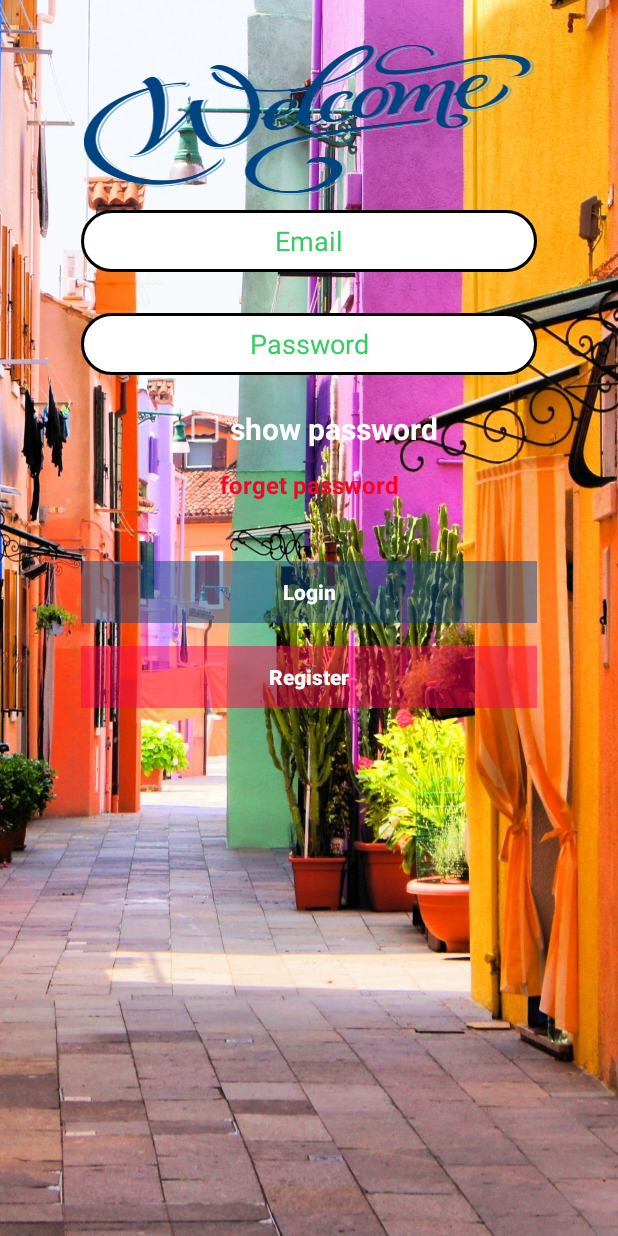
After one commit to EldersCode/BuildingsRent, an Android app: the layout activity_login.xml on its own in the app's theme, with its tools: preview values and no code run, on a phone screen of 412 x 824 dp. The commit adds this screen. Run offline under Robolectric (Android 15) with nearby library versions, the phone set to English and light mode, and no system bars.

Commit message:
Login bl email w elpassword done w el register m3 redirect to el gmail

```diff
--- a/app/src/main/java/com/project/buildingsrent/SplashScreen.java
+++ b/app/src/main/java/com/project/buildingsrent/SplashScreen.java
@@ -8,7 +8,7 @@ import android.os.Handler;
 public class SplashScreen extends Activity {
 
     // Splash screen timer
-    private static int SPLASH_TIME_OUT = 500;
+    private static int SPLASH_TIME_OUT = 1000;
 
     @Override
     protected void onCreate(Bundle savedInstanceState) {
@@ -26,7 +26,7 @@ public class SplashScreen extends Activity {
             public void run() {
                 // This method will be executed once the timer is over
                 // Start your app main activity
-                Intent i = new Intent(SplashScreen.this, MapsActivity.class);
+                Intent i = new Intent(SplashScreen.this, LoginActivity.class);
                 startActivity(i);
 
                 // close this activity
--- /dev/null
+++ b/app/src/main/res/drawable/login_edittext.xml
@@ -0,0 +1,16 @@
+<?xml version="1.0" encoding="utf-8"?>
+<shape xmlns:android="http://schemas.android.com/apk/res/android"
+    android:shape="rectangle"
+    >
+
+    <corners
+        android:radius="30dp"
+        />
+    <stroke
+        android:width="2dp"
+        />
+    <solid
+        android:color="@android:color/white"
+        />
+
+</shape>
--- /dev/null
+++ b/app/src/main/res/layout/activity_login.xml
@@ -0,0 +1,214 @@
+<?xml version="1.0" encoding="utf-8"?>
+<LinearLayout
+    xmlns:android="http://schemas.android.com/apk/res/android"
+    xmlns:app="http://schemas.android.com/apk/res-auto"
+    xmlns:tools="http://schemas.android.com/tools"
+    android:layout_width="match_parent"
+    android:layout_height="match_parent"
+    android:orientation="vertical"
+    android:id="@+id/login_screen_id"
+    android:background="@drawable/colorfulbuildings"
+    tools:context="com.project.buildingsrent.LoginActivity">
+
+    <ImageView
+        android:id="@+id/imgLogo"
+        android:layout_marginTop="30dp"
+        android:layout_width="300dp"
+        android:layout_height="100dp"
+        android:layout_gravity="center"
+        android:background="@drawable/welcomepng"/>
+
+    <LinearLayout
+        android:layout_width="match_parent"
+        android:layout_height="wrap_content"
+        android:id="@+id/login_id"
+        android:orientation="vertical"
+        android:layout_marginTop="10dp"
+        >
+
+        <EditText
+            android:background="@drawable/login_edittext"
+            android:id="@+id/Username"
+            android:layout_width="304dp"
+            android:layout_height="41dp"
+            android:layout_gravity="center"
+            android:gravity="center"
+            android:inputType="text"
+            android:hint="Email"
+            android:layout_centerHorizontal="true"
+            android:textColorHint="@color/colorAccent"
+            android:layout_above="@+id/Password"
+            android:layout_marginBottom="12dp"
+            android:textColor="@android:color/black"
+            />
+        <EditText
+            android:background="@drawable/login_edittext"
+            android:id="@+id/Password"
+            android:layout_width="304dp"
+            android:layout_height="41dp"
+            android:layout_gravity="center"
+            android:gravity="center"
+            android:hint="Password"
+            android:inputType="textPassword"
+            android:textColorHint="@color/colorAccent"
+            android:layout_marginTop="15dp"
+            android:layout_centerVertical="true"
+            android:layout_alignStart="@+id/Username"
+            android:textColor="@android:color/black"
+            />
+
+
+        <CheckBox
+            android:layout_width="wrap_content"
+            android:layout_height="wrap_content"
+            android:id="@+id/showPassCheck"
+            android:text="@string/show_password"
+            android:gravity="center"
+            android:textStyle="bold"
+            android:textSize="20sp"
+            android:textColor="#ffffff"
+            android:layout_gravity="center"
+            android:layout_marginTop="20dp"
+            />
+
+        <TextView
+            android:layout_width="match_parent"
+            android:layout_height="wrap_content"
+            android:layout_marginTop="10dp"
+            android:text="@string/forgetPassword"
+            android:gravity="center"
+            android:textSize="16dp"
+            android:textStyle="bold"
+            android:textColor="#ff0026"
+            android:id="@+id/forgetPass_textView"
+            />
+
+        <Button
+            android:id="@+id/button"
+            style="@style/Widget.AppCompat.Button.Borderless.Colored"
+            android:layout_width="304dp"
+            android:layout_height="41dp"
+            android:layout_gravity="center"
+            android:layout_marginTop="40dp"
+            android:background="#7c104781"
+            android:gravity="center"
+            android:text="@string/login_btn"
+            android:textAllCaps="false"
+            android:layout_centerHorizontal="true"
+            android:textColor="#fcfcfc"
+            android:textStyle="bold"
+            android:layout_below="@+id/Password"
+            />
+
+        <Button
+            android:id="@+id/Register"
+            style="@style/Widget.AppCompat.Button.Borderless.Colored"
+            android:layout_width="304dp"
+            android:layout_height="41dp"
+            android:layout_gravity="center"
+            android:layout_marginTop="15dp"
+            android:background="#7cff004f"
+            android:gravity="center"
+            android:text="@string/register_btn"
+            android:textAllCaps="false"
+            android:textColor="#fcfcfc"
+            android:textStyle="bold"
+            />
+
+    </LinearLayout>
+
+    <LinearLayout
+        android:layout_marginTop="30dp"
+        android:gravity="center"
+        android:layout_width="match_parent"
+        android:layout_height="wrap_content"
+        android:orientation="vertical"
+        android:id="@+id/register_id"
+        android:visibility="gone"
+        >
+
+        <EditText
+            android:background="@drawable/login_edittext"
+            android:id="@+id/UsernameR"
+            android:layout_width="304dp"
+            android:layout_height="41dp"
+            android:layout_gravity="center"
+            android:gravity="center"
+            android:inputType="text"
+            android:hint="Email"
+            android:layout_marginTop="70dp"
+            android:layout_centerHorizontal="true"
+            android:textColorHint="@color/colorAccent"
+            android:layout_above="@+id/Password"
+            android:layout_marginBottom="12dp"
+            android:textColor="@android:color/black"
+            />
+        <EditText
+            android:visibility="gone"
+            android:id="@+id/PasswordR"
+            android:layout_width="304dp"
+            android:layout_height="41dp"
+            android:layout_gravity="center"
+            android:gravity="center"
+            android:hint="Password"
+            android:inputType="textPassword"
+            android:textColorHint="@color/colorAccent"
+            android:layout_marginTop="15dp"
+            android:layout_centerVertical="true"
+            android:layout_alignStart="@+id/UsernameR"
+            android:textColor="@android:color/black"
+            />
+
+        <EditText
+            android:background="@drawable/login_edittext"
+            android:id="@+id/confirmPassR"
+            android:layout_width="304dp"
+            android:layout_height="41dp"
+            android:layout_gravity="center"
+            android:gravity="center"
+            android:inputType="textPassword"
+            android:hint="Confirm Password"
+            android:textColorHint="@color/colorAccent"
+            android:layout_marginTop="15dp"
+            android:layout_centerVertical="true"
+            android:layout_alignStart="@+id/PasswordR"
+            android:textColor="@android:color/black"
+            />
+
+        <EditText
+            android:background="@drawable/login_edittext"
+            android:id="@+id/phone_number_id"
+            android:layout_width="304dp"
+            android:layout_height="41dp"
+            android:layout_gravity="center"
+            android:gravity="center"
+            android:inputType="number"
+            android:hint="Phone Number"
+            android:textColorHint="@color/colorAccent"
+            android:layout_marginTop="15dp"
+            android:layout_centerVertical="true"
+            android:layout_alignStart="@+id/PasswordR"
+            android:textColor="@android:color/black"
+            />
+
+        <Button
+            android:id="@+id/RegisterR"
+            style="@style/Widget.AppCompat.Button.Borderless.Colored"
+            android:layout_width="304dp"
+            android:layout_height="41dp"
+            android:layout_gravity="center"
+            android:layout_marginTop="15dp"
+            android:background="#7cff0050"
+            android:gravity="center"
+            android:text="@string/registerLogin_btn"
+            android:textAllCaps="false"
+            android:textColor="#fcfcfc"
+            android:textStyle="bold"
+            />
+
+
+
+    </LinearLayout>
+
+
+</LinearLayout>
```
Also changed, not shown: app/src/main/AndroidManifest.xml (+4 -8 lines), app/src/main/java/com/project/buildingsrent/HandlingLoginAuth.java (added, +390 -0 lines), app/src/main/java/com/project/buildingsrent/LoginActivity.java (added, +15 -0 lines), app/src/main/java/com/project/buildingsrent/MapsActivity.java (+13 -8 lines), app/src/main/res/layout/activity_splash_screen.xml (+7 -16 lines), app/src/main/res/drawable/colorfulbuildings.jpg (added), app/src/main/res/drawable/welcomepng.png (added).
